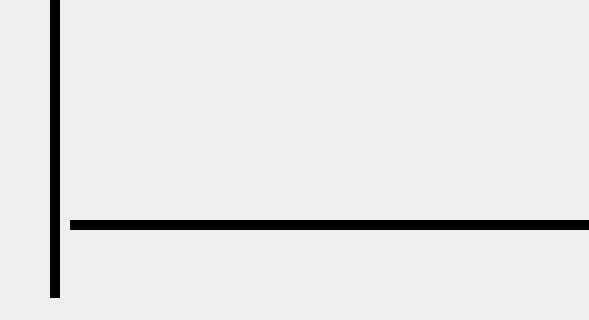
Qt form mainwindow.ui (whitea17/dashboard-lab4) before a commit; both pictures show x 350 to 939 and y 480 to 800 of the 1200 by 800 pixel window.
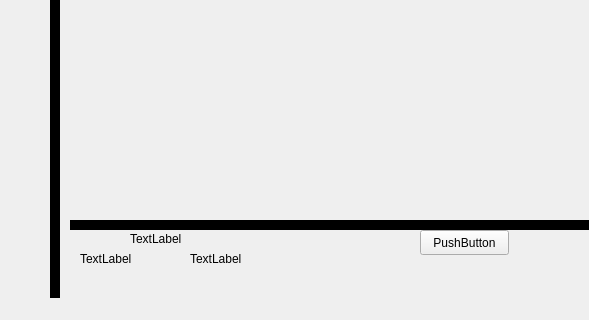
The same form after that commit.

Commit message:
Prototype stock ticker working
Ok, so the ui isn't organized and I had to comment out a lot of
the professor's example code because there were some missing
ui elements causing errors. But I got the stock ticker to work.

Now I need to duplicate it

Diff of the .ui file:
```diff
--- a/mainwindow.ui
+++ b/mainwindow.ui
@@ -88,6 +88,58 @@
      <string>PushButton</string>
     </property>
    </widget>
+   <widget class="QLabel" name="stockSym1">
+    <property name="geometry">
+     <rect>
+      <x>480</x>
+      <y>710</y>
+      <width>67</width>
+      <height>17</height>
+     </rect>
+    </property>
+    <property name="text">
+     <string>TextLabel</string>
+    </property>
+   </widget>
+   <widget class="QLabel" name="stockPrice1">
+    <property name="geometry">
+     <rect>
+      <x>430</x>
+      <y>730</y>
+      <width>67</width>
+      <height>17</height>
+     </rect>
+    </property>
+    <property name="text">
+     <string>TextLabel</string>
+    </property>
+   </widget>
+   <widget class="QLabel" name="stockPercent1">
+    <property name="geometry">
+     <rect>
+      <x>540</x>
+      <y>730</y>
+      <width>67</width>
+      <height>17</height>
+     </rect>
+    </property>
+    <property name="text">
+     <string>TextLabel</string>
+    </property>
+   </widget>
+   <widget class="QPushButton" name="stockDown">
+    <property name="geometry">
+     <rect>
+      <x>770</x>
+      <y>710</y>
+      <width>89</width>
+      <height>25</height>
+     </rect>
+    </property>
+    <property name="text">
+     <string>PushButton</string>
+    </property>
+   </widget>
   </widget>
   <widget class="QMenuBar" name="menubar">
    <property name="geometry">
```
The commit also changes 5 other files.
